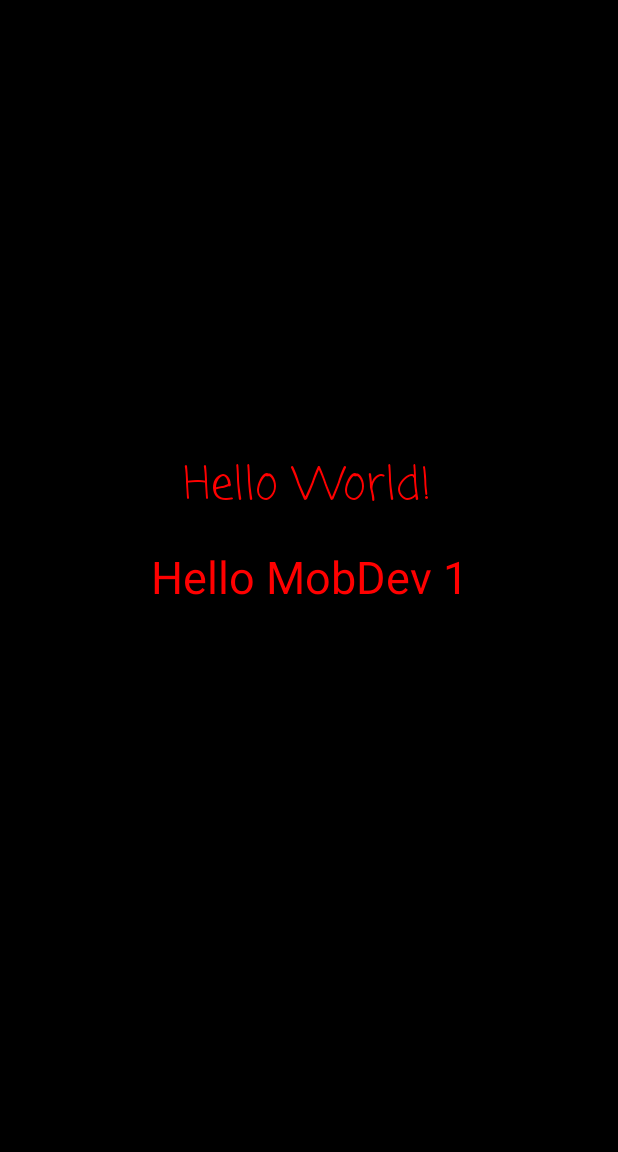
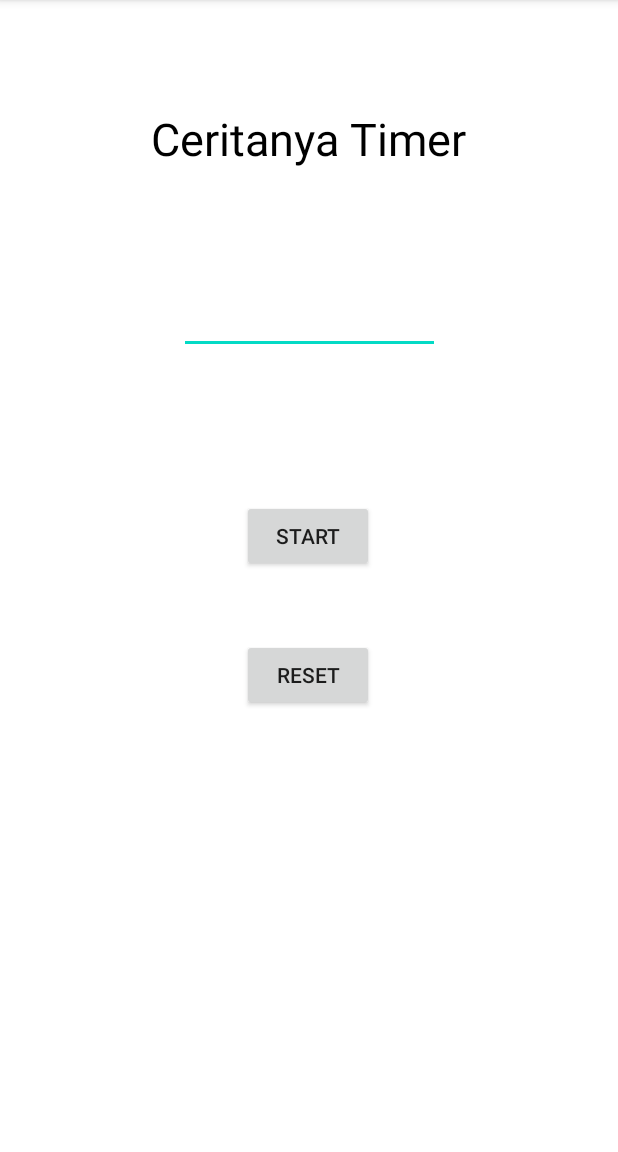
Before and after one commit to feril68/TKTPL-Feril, an Android app: the screen it shows after launch (MainActivity), on a phone screen of 412 x 824 dp, the part 84-1236 px from its top. Run offline under Robolectric (Android 15) with nearby library versions, the phone set to English and light mode, and no system bars.

Commit message:
add lab 3

```diff
--- a/app/src/main/res/layout/activity_main.xml
+++ b/app/src/main/res/layout/activity_main.xml
@@ -4,38 +4,74 @@
     xmlns:tools="http://schemas.android.com/tools"
     android:layout_width="match_parent"
     android:layout_height="match_parent"
-    android:background="#000000"
+    android:background="#ffffff"
     tools:context=".MainActivity"
     >
-
-    <TextView
-        android:id="@+id/textView2"
-        android:layout_width="wrap_content"
-        android:layout_height="wrap_content"
-        android:text="Hello World!"
-        android:fontFamily="casual"
-        android:textSize="30sp"
-        android:textColor="#FF0000"
-        app:layout_constraintBottom_toBottomOf="parent"
-        app:layout_constraintEnd_toEndOf="parent"
-        app:layout_constraintHorizontal_bias="0.498"
-        app:layout_constraintLeft_toLeftOf="parent"
-        app:layout_constraintRight_toRightOf="parent"
-        app:layout_constraintStart_toStartOf="parent"
-        app:layout_constraintTop_toTopOf="parent"
-        app:layout_constraintVertical_bias="0.417" />
 
     <TextView
         android:id="@+id/textView"
         android:layout_width="wrap_content"
         android:layout_height="wrap_content"
-        android:text="Hello MobDev 1"
         android:fontFamily="sans-serif"
+        android:text="Ceritanya Timer"
+        android:textColor="#000000"
         android:textSize="30sp"
-        android:textColor="#FF0000"
+        app:layout_constraintBottom_toBottomOf="parent"
+        app:layout_constraintEnd_toEndOf="parent"
+        app:layout_constraintHorizontal_bias="0.497"
+        app:layout_constraintStart_toStartOf="parent"
+        app:layout_constraintTop_toTopOf="parent"
+        app:layout_constraintVertical_bias="0.099" />
+
+    <EditText
+        android:id="@+id/secondInput"
+        android:layout_width="174dp"
+        android:layout_height="84dp"
+        android:ems="10"
+        android:inputType="number"
+        android:textSize="50sp"
         app:layout_constraintBottom_toBottomOf="parent"
         app:layout_constraintEnd_toEndOf="parent"
         app:layout_constraintStart_toStartOf="parent"
-        app:layout_constraintTop_toTopOf="parent" />
+        app:layout_constraintTop_toTopOf="parent"
+        app:layout_constraintVertical_bias="0.222" />
+
+    <Button
+        android:id="@+id/startButton"
+        android:layout_width="wrap_content"
+        android:layout_height="wrap_content"
+        android:text="Start"
+        app:layout_constraintBottom_toBottomOf="parent"
+        app:layout_constraintEnd_toEndOf="parent"
+        app:layout_constraintHorizontal_bias="0.498"
+        app:layout_constraintStart_toStartOf="parent"
+        app:layout_constraintTop_toTopOf="parent"
+        app:layout_constraintVertical_bias="0.463"
+        android:onClick="onClickStart"/>
+
+    <Button
+        android:id="@+id/resetButton"
+        android:layout_width="wrap_content"
+        android:layout_height="wrap_content"
+        android:onClick="onClickReset"
+        android:text="Reset"
+        app:layout_constraintBottom_toBottomOf="parent"
+        app:layout_constraintEnd_toEndOf="parent"
+        app:layout_constraintHorizontal_bias="0.498"
+        app:layout_constraintStart_toStartOf="parent"
+        app:layout_constraintTop_toTopOf="parent"
+        app:layout_constraintVertical_bias="0.592" />
+
+    <TextView
+        android:id="@+id/secondShow"
+        android:layout_width="wrap_content"
+        android:layout_height="wrap_content"
+        android:textSize="50sp"
+        app:layout_constraintBottom_toBottomOf="parent"
+        app:layout_constraintEnd_toEndOf="parent"
+        app:layout_constraintHorizontal_bias="0.498"
+        app:layout_constraintStart_toStartOf="parent"
+        app:layout_constraintTop_toTopOf="parent"
+        app:layout_constraintVertical_bias="0.255" />
 
 </androidx.constraintlayout.widget.ConstraintLayout>
```
Also changed, not shown: app/src/main/java/id/ac/ui/cs/mobileprogramming/muhammadferilbp/MobDevLab1/MainActivity.kt (+73 -1 lines).
